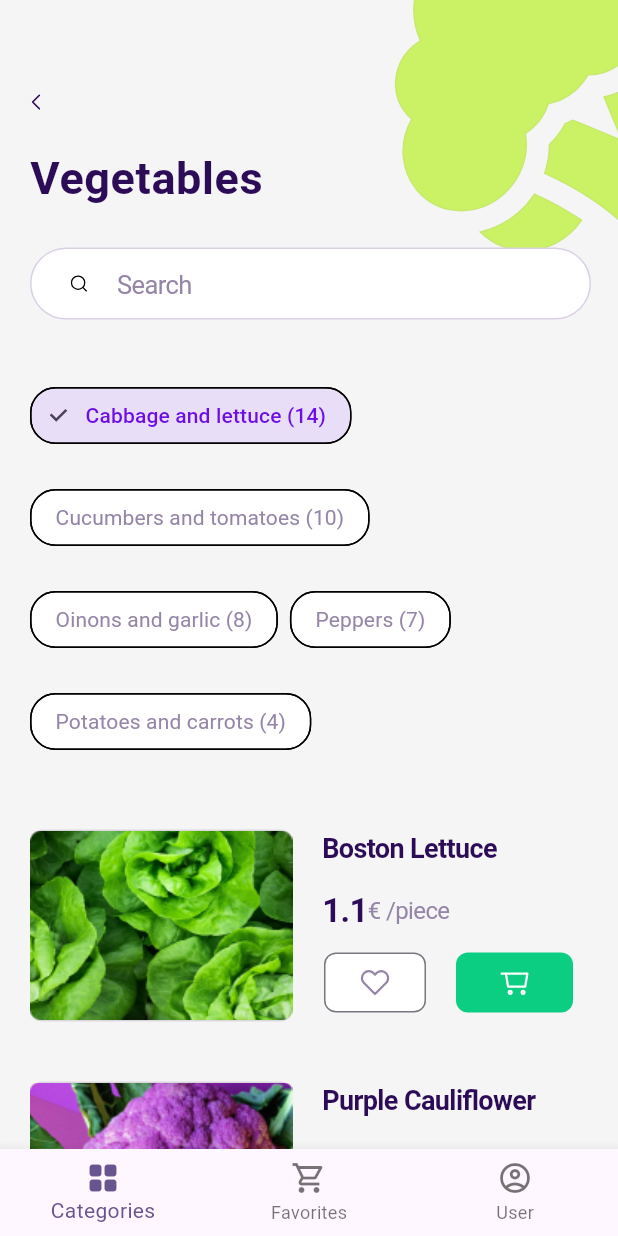
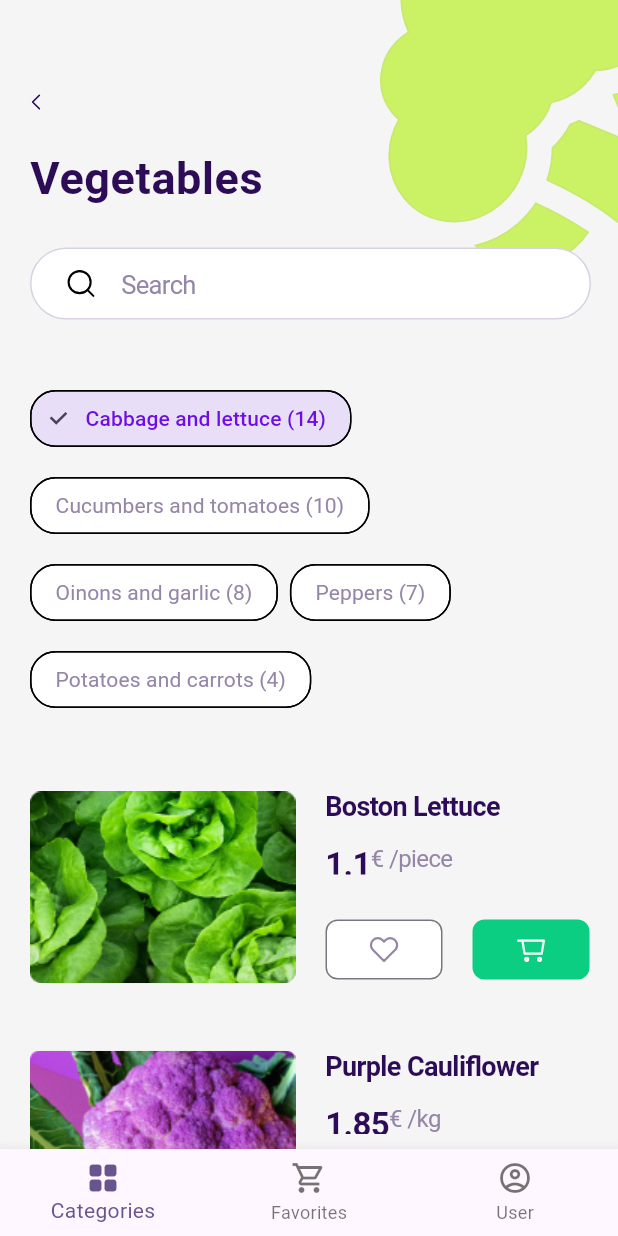
Before and after one commit to assyaIsk/flutter, a Flutter app: the VegetablesScreen screen opened by its route, on a phone screen of 412 x 824 dp. Run offline on Flutter 3.47's test engine with Material 2 defaults, Android fonts, the phone set to English and light mode, and no system bars; our stand-ins replace flutter_svg.

Commit message:
styles fixed

```diff
--- a/lib/widgets/category_list.dart
+++ b/lib/widgets/category_list.dart
@@ -7,11 +7,11 @@ class CategoryList extends StatelessWidget {
   @override
   Widget build(BuildContext context) {
     return Container(
-      padding: const EdgeInsets.fromLTRB(20, 0, 0, 32),
+      padding: const EdgeInsets.fromLTRB(20, 40, 0, 32),
       width: double.infinity,
       child: Wrap(
         spacing: 8.0, // Промежуток между элементами
-        runSpacing: 20.0, // Промежуток между строками
+        runSpacing: 10.0, // Промежуток между строками
         children: categories.map((item) {
           return FilterChip(
             onSelected: (bool value) {},
--- a/lib/widgets/header.dart
+++ b/lib/widgets/header.dart
@@ -7,26 +7,18 @@ class Header extends StatelessWidget {
   @override
   Widget build(BuildContext context) {
     return SizedBox(
-      width: 466,
-      height: 253,
+      width: double.infinity,
+      height: 215,
       child: Stack(
         children: [
           Positioned(
             left: 232,
             top: -40,
-            child: SizedBox(
-              width: 234,
-              height: 234,
             child: Center(
-                child: SizedBox(
-                  width: 210.6,
-                  height: 209.8,
               child: SvgPicture.asset(
                 'assets/svg/vegetables.svg',
                 width: 234,
                 height: 234,
-                  ),
-                ),
               ),
             ),
           ),
@@ -53,7 +45,7 @@ class Header extends StatelessWidget {
             left: 20,
             top: 165,
             child: Container(
-              padding: const EdgeInsets.fromLTRB(25, 12, 265, 14),
+              padding: const EdgeInsets.fromLTRB(22, 12, 22, 12),
               width: 374,
               height: 48,
               decoration: BoxDecoration(
@@ -66,9 +58,7 @@ class Header extends StatelessWidget {
                 children: [
                   Flexible(
                     child: Container(
-                      margin: const EdgeInsets.fromLTRB(0, 2, 19, 0),
-                      width: 24,
-                      height: 24,
+                      margin: const EdgeInsets.fromLTRB(0, 0, 16, 0),
                       child: SvgPicture.asset(
                         'assets/svg/search.svg',
                         width: 24,
@@ -76,13 +66,17 @@ class Header extends StatelessWidget {
                       ),
                     ),
                   ),
-                  const Text(
+                  const SizedBox(
+                    width: 290,
+                    height: 24,
+                    child: Text(
                       'Search',
                       style: TextStyle(
                         fontSize: 17,
                         fontWeight: FontWeight.w400,
                         letterSpacing: -0.41,
                         color: Color(0xff9586a8),
+                      ),
                     ),
                   ),
                 ],
@@ -98,18 +92,12 @@ class Header extends StatelessWidget {
               height: 96,
               child: Align(
                 alignment: Alignment.centerLeft,
-                child: SizedBox(
-                  width: 6,
-                  height: 12,
                 child: GestureDetector(
-                    onTap: () {
-                      Navigator.pop(context);
-                    },
+                  onTap: () => Navigator.pop(context),
                   child: SvgPicture.asset(
                     'assets/svg/Vector.svg',
                     width: 6,
                     height: 12,
-                    ),
                   ),
                 ),
               ),
--- a/lib/widgets/vegetable_list.dart
+++ b/lib/widgets/vegetable_list.dart
@@ -15,13 +15,12 @@ class VegetableList extends StatelessWidget {
           return Container(
             alignment: Alignment.topCenter,
             margin: const EdgeInsets.fromLTRB(0, 0, 0, 8),
-            padding: const EdgeInsets.fromLTRB(20, 16, 20, 16),
+            padding: const EdgeInsets.fromLTRB(20, 16, 0, 16),
             width: double.infinity,
-            height: 160,
+            height: 165,
             child:
                 Row(crossAxisAlignment: CrossAxisAlignment.center, children: [
-              Flexible(
-                child: Container(
+              Container(
                 margin: const EdgeInsets.fromLTRB(0, 0, 20, 0),
                 width: 177,
                 height: 128,
@@ -33,16 +32,14 @@ class VegetableList extends StatelessWidget {
                   vegetables[index].imageUrl,
                 ),
               ),
-              ),
               SizedBox(
                 width: 177,
-                height: double.infinity,
                 child: Column(
                   crossAxisAlignment: CrossAxisAlignment.start,
                   children: [
-                    Flexible(
-                      child: Container(
-                        margin: const EdgeInsets.fromLTRB(0, 0, 0, 12),
+                    SizedBox(
+                      width: 177,
+                      height: 24,
                       child: Text(
                         vegetables[index].name,
                         style: const TextStyle(
@@ -53,11 +50,12 @@ class VegetableList extends StatelessWidget {
                         ),
                       ),
                     ),
+                    const SizedBox(
+                      height: 12,
                     ),
-                    Flexible(
-                      child: Container(
-                        margin: const EdgeInsets.fromLTRB(0, 0, 43, 12),
-                        width: double.infinity,
+                    SizedBox(
+                      width: 110,
+                      height: 22,
                       child: Row(
                         crossAxisAlignment: CrossAxisAlignment.center,
                         children: [
@@ -87,15 +85,16 @@ class VegetableList extends StatelessWidget {
                         ],
                       ),
                     ),
+                    const SizedBox(
+                      height: 30,
                     ),
-                    Container(
-                      margin: const EdgeInsets.fromLTRB(1, 0, 0, 0),
-                      width: double.infinity,
+                    SizedBox(
+                      width: 177,
+                      height: 40,
                       child: Row(
                         crossAxisAlignment: CrossAxisAlignment.center,
                         children: [
-                          Flexible(
-                            child: Container(
+                          Container(
                             margin: const EdgeInsets.fromLTRB(0, 0, 20, 0),
                             width: 78,
                             height: 40,
@@ -114,9 +113,7 @@ class VegetableList extends StatelessWidget {
                               ),
                             ),
                           ),
-                          ),
-                          Flexible(
-                            child: SizedBox(
+                          SizedBox(
                             width: 78,
                             height: 40,
                             child: IconButton(
@@ -135,7 +132,6 @@ class VegetableList extends StatelessWidget {
                               ),
                             ),
                           ),
-                          ),
                         ],
                       ),
                     ),
```
Lines whose indentation alone changed are shown as unchanged.
